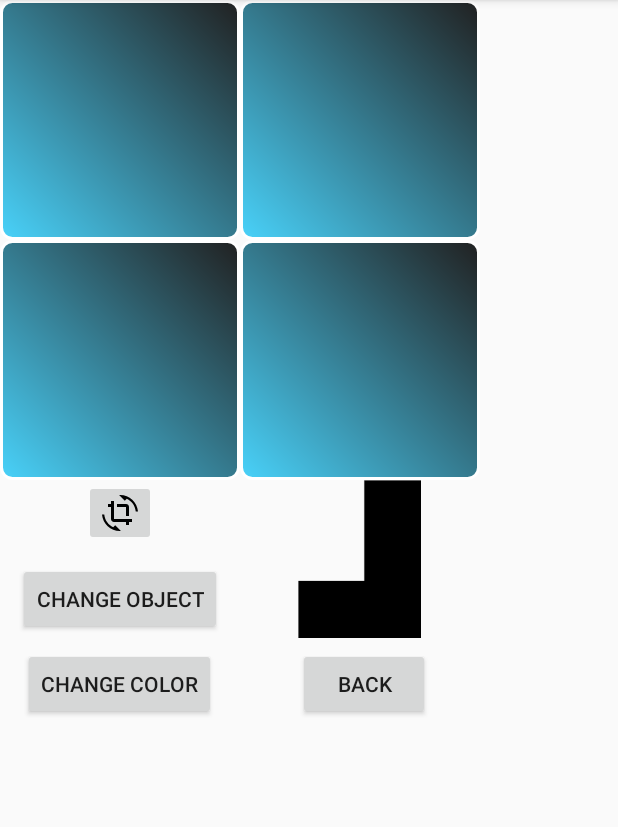
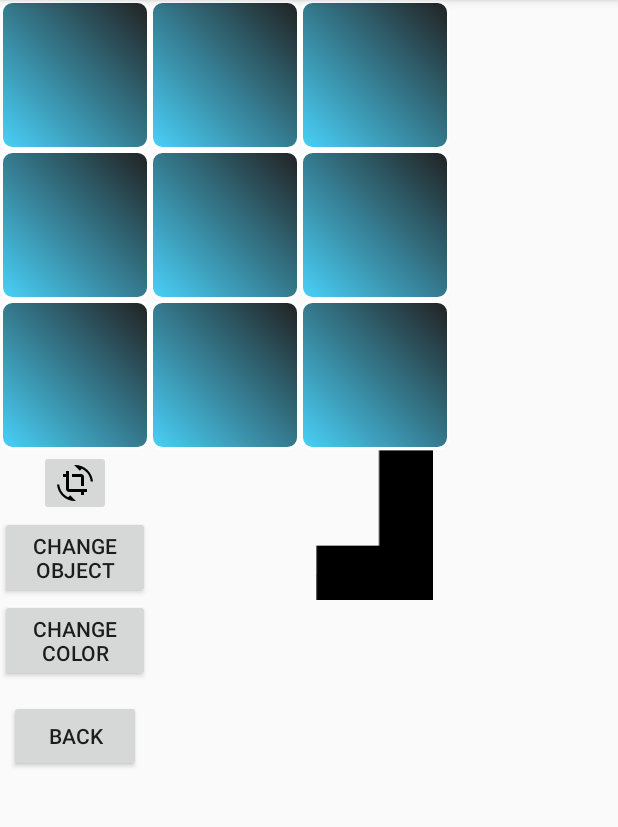
Before and after one commit to Brumberg/Tetris-Fab, an Android app: the DragAndDrop screen opened directly, with no data from a screen before it, on a phone screen of 412 x 824 dp, the part 84-911 px from its top. Run offline under Robolectric (Android 15) with nearby library versions, the phone set to English and light mode, and no system bars.

Commit message:
Change to 3x3
Das J Element kann auf das mittlere rechte Quadrat (Schwerpunt von J)
gesetzt werden mit der gewünschten Farbe. Drehung noch nicht
berücksichtigt. Dies ist ein spezifisches hardcodiertes Beispiel (geht
also nur für den J Baustein in der standardrotations lage).

```diff
--- a/AndroidStudioProjekt/MyApplication/app/src/main/res/layout/activity_drag_and_drop.xml
+++ b/AndroidStudioProjekt/MyApplication/app/src/main/res/layout/activity_drag_and_drop.xml
@@ -6,16 +6,16 @@
     android:columnCount="3"
     android:columnWidth="320dp"
     android:orientation="vertical"
-    android:rowCount="4"
+    android:rowCount="6"
     android:stretchMode="columnWidth" >
-
 
 
     <LinearLayout
         android:id="@+id/topleft"
-        android:layout_width="160dp"
-        android:layout_height="160dp"
+        android:layout_width="100dp"
+        android:layout_height="100dp"
         android:layout_row="0"
+        android:layout_column="0"
         android:background="@drawable/shape" >
 
         <ImageView
@@ -26,10 +26,11 @@
     </LinearLayout>
 
     <LinearLayout
-        android:id="@+id/topright"
-        android:layout_width="160dp"
-        android:layout_height="160dp"
+        android:id="@+id/topmidle"
+        android:layout_width="100dp"
+        android:layout_height="100dp"
         android:layout_row="0"
+        android:layout_column="1"
         android:background="@drawable/shape" >
 
         <ImageView
@@ -40,12 +41,12 @@
     </LinearLayout>
 
     <LinearLayout
-        android:id="@+id/bottomright"
-        android:layout_width="160dp"
-        android:layout_height="160dp"
-        android:background="@drawable/shape"
-        android:layout_row="1"
-        android:layout_column="1">
+        android:id="@+id/topright"
+        android:layout_width="100dp"
+        android:layout_height="100dp"
+        android:layout_row="0"
+        android:layout_column="2"
+        android:background="@drawable/shape" >
 
         <ImageView
             android:id="@+id/myimage3"
@@ -55,52 +56,9 @@
     </LinearLayout>
 
     <LinearLayout
-        android:id="@+id/button"
-        android:layout_width="160dp"
-        android:layout_height="160dp"
-        android:layout_row="2"
-        android:layout_column="0">
-
-        <RelativeLayout
-            android:layout_width="match_parent"
-            android:layout_height="match_parent"
-            android:layout_weight="1">
-
-            <Button
-                android:text="Change Object"
-                android:layout_width="wrap_content"
-                android:layout_height="wrap_content"
-                android:id="@+id/button2"
-                android:layout_marginTop="11dp"
-                android:onClick="changeObj"
-                android:layout_below="@+id/button_rotate"
-                android:layout_centerHorizontal="true" />
-
-            <Button
-                android:text="Change Color"
-                android:layout_width="wrap_content"
-                android:layout_height="wrap_content"
-                android:id="@+id/button_change_color"
-                android:onClick="changeColor"
-                android:layout_alignParentBottom="true"
-                android:layout_centerHorizontal="true" />
-
-            <ImageButton
-                android:layout_width="wrap_content"
-                android:layout_height="wrap_content"
-                app:srcCompat="@drawable/vi_rotate"
-                android:id="@+id/button_rotate"
-                android:onClick="rotateImage"
-                android:layout_alignParentTop="true"
-                android:layout_centerHorizontal="true" />
-        </RelativeLayout>
-
-    </LinearLayout>
-
-    <LinearLayout
-        android:id="@+id/bottomleft"
-        android:layout_width="160dp"
-        android:layout_height="160dp"
+        android:id="@+id/midleleft"
+        android:layout_width="100dp"
+        android:layout_height="100dp"
         android:background="@drawable/shape"
         android:layout_row="1"
         android:layout_column="0">
@@ -114,11 +72,146 @@
     </LinearLayout>
 
     <LinearLayout
-        android:id="@+id/auswahlFeld"
-        android:layout_width="160dp"
-        android:layout_height="160dp"
+        android:id="@+id/midlemidle"
+        android:layout_width="100dp"
+        android:layout_height="100dp"
+        android:background="@drawable/shape"
+        android:layout_row="1"
+        android:layout_column="1">
+
+        <ImageView
+            android:id="@+id/myimage5"
+            android:layout_width="wrap_content"
+            android:layout_height="wrap_content"
+            />
+
+    </LinearLayout>
+
+    <LinearLayout
+        android:id="@+id/midleright"
+        android:layout_width="100dp"
+        android:layout_height="100dp"
+        android:background="@drawable/shape"
+        android:layout_row="1"
+        android:layout_column="2">
+
+        <ImageView
+            android:id="@+id/myimage6"
+            android:layout_width="wrap_content"
+            android:layout_height="wrap_content"
+            />
+
+    </LinearLayout>
+
+    <LinearLayout
+        android:id="@+id/bottomleft"
+        android:layout_width="100dp"
+        android:layout_height="100dp"
+        android:background="@drawable/shape"
+        android:layout_row="2"
+        android:layout_column="0">
+
+        <ImageView
+            android:id="@+id/myimage7"
+            android:layout_width="wrap_content"
+            android:layout_height="wrap_content"
+            />
+
+    </LinearLayout>
+
+    <LinearLayout
+        android:id="@+id/bottommidle"
+        android:layout_width="100dp"
+        android:layout_height="100dp"
+        android:background="@drawable/shape"
         android:layout_row="2"
         android:layout_column="1">
+
+        <ImageView
+            android:id="@+id/myimage8"
+            android:layout_width="wrap_content"
+            android:layout_height="wrap_content"
+            />
+
+    </LinearLayout>
+
+    <LinearLayout
+        android:id="@+id/bottomright"
+        android:layout_width="100dp"
+        android:layout_height="100dp"
+        android:background="@drawable/shape"
+        android:layout_row="2"
+        android:layout_column="2">
+
+        <ImageView
+            android:id="@+id/myimage9"
+            android:layout_width="wrap_content"
+            android:layout_height="wrap_content"
+            />
+    </LinearLayout>
+
+    <LinearLayout
+        android:id="@+id/button"
+        android:layout_width="100dp"
+        android:layout_height="300dp"
+        android:layout_row="3"
+        android:layout_column="0">
+
+        <RelativeLayout
+            android:layout_width="match_parent"
+            android:layout_height="match_parent"
+            android:layout_weight="1">
+
+            <ImageButton
+                android:layout_width="wrap_content"
+                android:layout_height="wrap_content"
+                app:srcCompat="@drawable/vi_rotate"
+                android:id="@+id/button_rotate"
+                android:onClick="rotateImage"
+                android:layout_alignParentTop="true"
+                android:layout_centerHorizontal="true" />
+
+            <Button
+                android:text="Change Object"
+                android:layout_width="wrap_content"
+                android:layout_height="wrap_content"
+                android:id="@+id/changeObj"
+                android:onClick="changeObj"
+                android:layout_below="@+id/button_rotate"
+                android:layout_alignParentRight="true"
+                android:layout_alignParentEnd="true" />
+
+            <Button
+                android:text="Change Color"
+                android:layout_width="wrap_content"
+                android:layout_height="wrap_content"
+                android:id="@+id/button_change_color"
+                android:onClick="changeColor"
+                android:layout_below="@+id/changeObj"
+                android:layout_alignParentRight="true"
+                android:layout_alignParentEnd="true" />
+
+            <Button
+                android:text="Back"
+                android:layout_width="wrap_content"
+                android:layout_height="wrap_content"
+                android:id="@+id/button5"
+                android:layout_weight="1"
+                android:onClick="goBack"
+                android:layout_marginTop="12dp"
+                android:layout_below="@+id/button_change_color"
+                android:layout_centerHorizontal="true" />
+        </RelativeLayout>
+
+    </LinearLayout>
+
+
+    <LinearLayout
+        android:id="@+id/auswahlFeld"
+        android:layout_width="100dp"
+        android:layout_height="100dp"
+        android:layout_row="3"
+        android:layout_column="2">
 
         <RelativeLayout
             android:layout_width="match_parent"
@@ -131,17 +224,6 @@
                 android:id="@+id/tetris_baustein"
                 android:layout_alignParentTop="true"
                 android:layout_centerHorizontal="true" />
-
-            <Button
-                android:text="Back"
-                android:layout_width="wrap_content"
-                android:layout_height="wrap_content"
-                android:id="@+id/button5"
-                android:layout_weight="1"
-                android:onClick="goBack"
-                android:layout_alignParentBottom="true"
-                android:layout_alignLeft="@+id/tetris_baustein"
-                android:layout_alignStart="@+id/tetris_baustein" />
         </RelativeLayout>
 
     </LinearLayout>
```
Also changed, not shown: AndroidStudioProjekt/MyApplication/app/src/main/java/com/example/crunky/testapp/DragAndDrop.java (+90 -21 lines).
